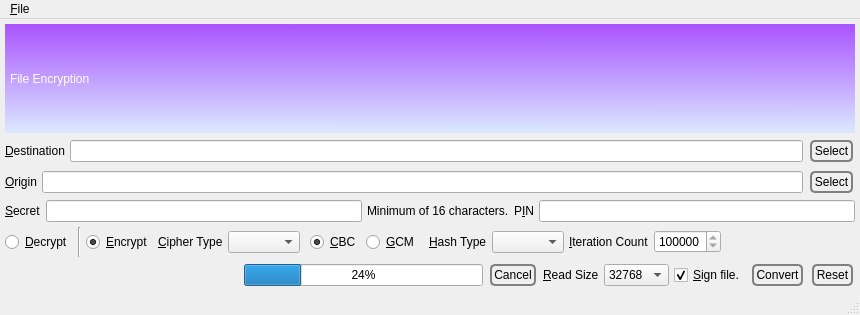
The window that branches/trunk/GoldBug-UI/encryptfile.ui (textbrowser/spot-on) describes before a commit, drawn with Qt 5.
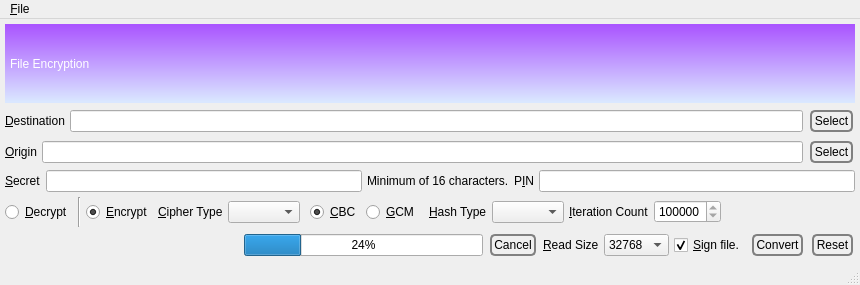
The same window after the commit. Icons and pictures are not drawn.

```diff
--- a/branches/trunk/GoldBug-UI/encryptfile.ui
+++ b/branches/trunk/GoldBug-UI/encryptfile.ui
@@ -7,7 +7,7 @@
     <x>0</x>
     <y>0</y>
     <width>860</width>
-    <height>315</height>
+    <height>285</height>
    </rect>
   </property>
   <property name="windowIcon">
```
